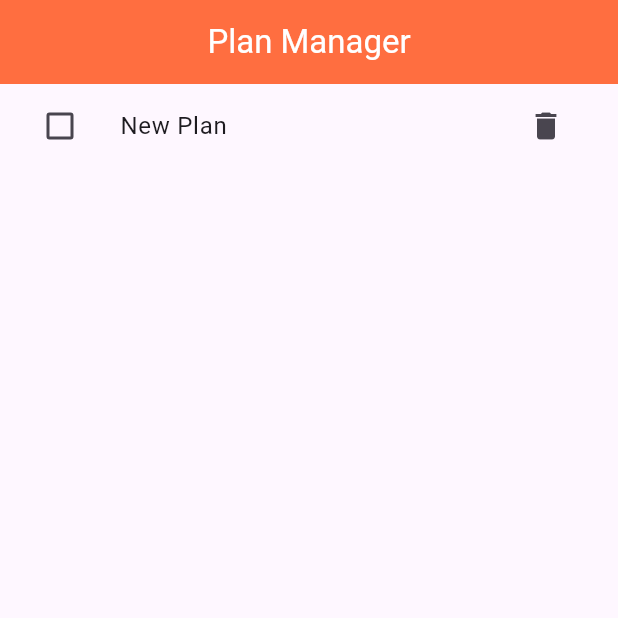
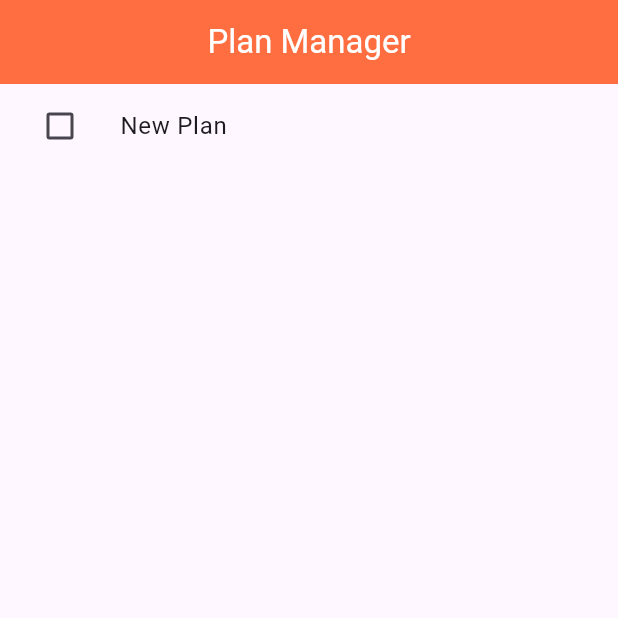
Before and after one commit to SteveT2023/PlanManagement, a Flutter app: the screen it shows after launch, after a tap on "Create Plan", on a phone screen of 412 x 824 dp, the top half of it. Run offline on Flutter 3.47's test engine with Material 3 defaults, Android fonts, the phone set to English and light mode, and no system bars.

Commit message:
Implement double-tap delete feature.

```diff
--- a/lib/main.dart
+++ b/lib/main.dart
@@ -77,6 +77,9 @@ class _PlanManagerScreenState extends State<PlanManagerScreen> {
                     _controller.text = plans[index]['name'];
                   });
                 },
+                onDoubleTap: (){
+                  _deletePlan(index);
+                },
                 child: plans[index]['editingName']
                     ? TextField(
                         controller: _controller,
@@ -94,12 +97,6 @@ class _PlanManagerScreenState extends State<PlanManagerScreen> {
                   }
                 },
               ),
-              trailing: IconButton(
-                icon: const Icon(Icons.delete),
-                onPressed: () {
-                  _deletePlan(index);
-                },
-              ),
             ),
           );
         },
```
